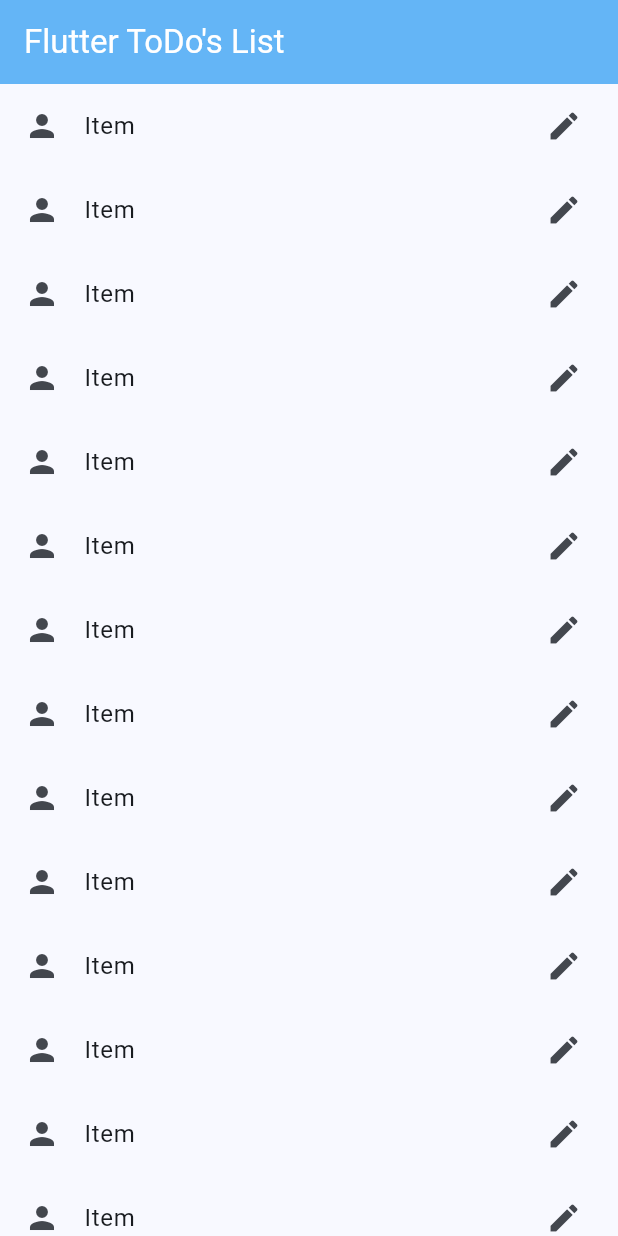
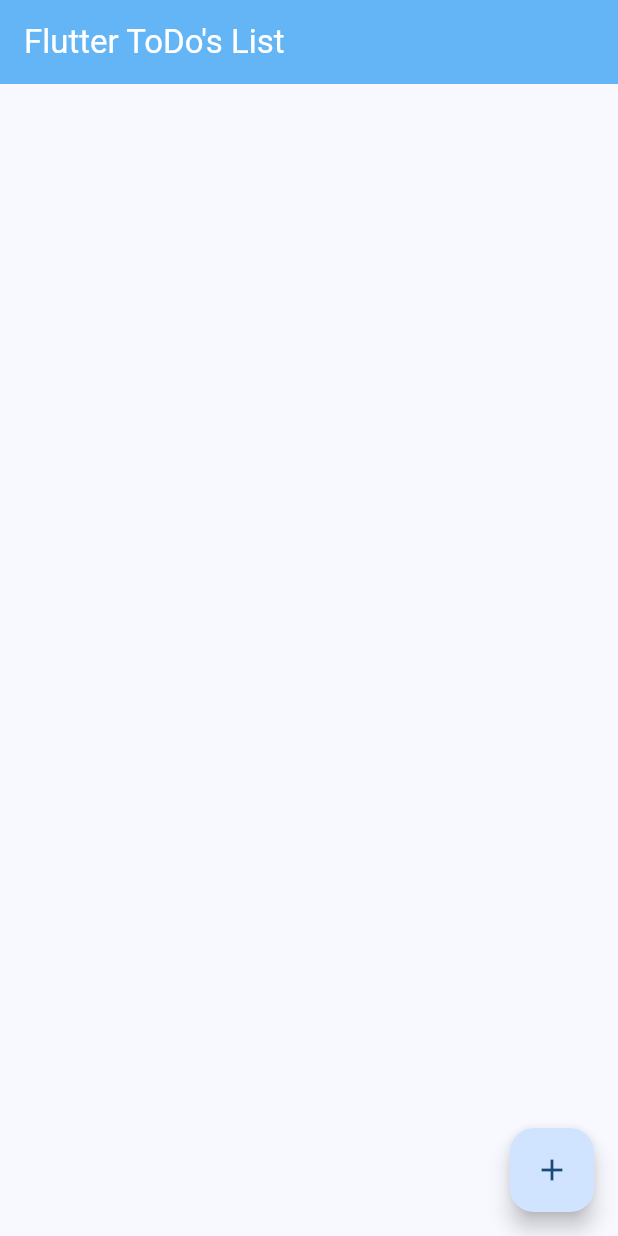
Before and after one commit to GuiKrause/Flutter-To-Do-List, a Flutter app: the screen it shows after launch, on a phone screen of 412 x 824 dp. Run offline on Flutter 3.47's test engine with Material 3 defaults, Android fonts, the phone set to English and light mode, and no system bars.

Commit message:
Criação da ToDo's List

```diff
--- a/lib/main.dart
+++ b/lib/main.dart
@@ -1,11 +1,12 @@
 import 'package:flutter/material.dart';
+import './models/data_layer.dart';
 
-void main(List<String> args) {
-  runApp(const MyApp());
+void main() {
+  runApp(const MasterPlanApp());
 }
 
-class MyApp extends StatelessWidget {
-  const MyApp({super.key});
+class MasterPlanApp extends StatelessWidget {
+  const MasterPlanApp({super.key});
 
   @override
   Widget build(BuildContext context) {
@@ -20,13 +21,20 @@ class MyApp extends StatelessWidget {
             tertiary: Colors.grey.shade200),
         useMaterial3: true,
       ),
-      home: const HomePage(),
+      home: const PlanScreen(),
     );
   }
 }
 
-class HomePage extends StatelessWidget {
-  const HomePage({super.key});
+class PlanScreen extends StatefulWidget {
+  const PlanScreen({super.key});
+
+  @override
+  State<PlanScreen> createState() => _PlanScreenState();
+}
+
+class _PlanScreenState extends State<PlanScreen> {
+  Plan plan = Plan();
 
   @override
   Widget build(BuildContext context) {
@@ -36,38 +44,60 @@ class HomePage extends StatelessWidget {
         backgroundColor: Theme.of(context).colorScheme.primary,
         foregroundColor: Theme.of(context).colorScheme.secondary,
       ),
-      body: const ContentWidget(),
+      body: _buildList(),
+      floatingActionButton: _buildAddTaskButton(),
     );
   }
-}
 
-class ContentWidget extends StatelessWidget {
-  const ContentWidget({super.key});
-
-  @override
-  Widget build(BuildContext context) {
-    return LayoutBuilder(
-      builder: (context, constraints) {
-        return ListView.builder(
-          itemCount: 20,
-          itemBuilder: ((context, index) {
-            return const ListItem();
+  Widget _buildTaskTile(Task task, int index) {
+    return ListTile(
+      leading: Checkbox(
+          value: task.complete,
+          onChanged: (selected) {
+            setState(() {
+              plan = Plan(
+                name: plan.name,
+                tasks: List<Task>.from(plan.tasks)
+                  ..[index] = Task(
+                      description: task.description,
+                      complete: selected ?? false),
+              );
+            });
           }),
-        );
-      },
+      title: TextFormField(
+        initialValue: task.description,
+        onChanged: (text) {
+          setState(() {
+            plan = Plan(
+              name: plan.name,
+              tasks: List<Task>.from(plan.tasks)
+                ..[index] = Task(
+                  description: text,
+                  complete: task.complete,
+                ),
+            );
+          });
+        },
+      ),
     );
   }
-}
 
-class ListItem extends StatelessWidget {
-  const ListItem({super.key});
-
-  @override
-  Widget build(BuildContext context) {
-    return const ListTile(
-      leading: Icon(Icons.person),
-      trailing: Icon(Icons.edit),
-      title: Text('Item'),
+  Widget _buildList() {
+    return ListView.builder(
+      itemCount: plan.tasks.length,
+      itemBuilder: (context, index) => _buildTaskTile(plan.tasks[index], index),
     );
   }
+
+  Widget _buildAddTaskButton() {
+    return FloatingActionButton(
+        onPressed: () {
+          setState(() {
+            plan = Plan(
+                name: plan.name,
+                tasks: List<Task>.from(plan.tasks)..add(const Task()));
+          });
+        },
+        child: const Icon(Icons.add));
+  }
 }
--- /dev/null
+++ b/lib/models/data_layer.dart
@@ -0,0 +1,2 @@
+export 'plan.dart';
+export 'task.dart';
--- /dev/null
+++ b/lib/models/plan.dart
@@ -0,0 +1,7 @@
+import 'package:todolist_flutter/models/task.dart';
+
+class Plan {
+  final String name;
+  final List<Task> tasks;
+  Plan({this.name = '', this.tasks = const []});
+}
--- /dev/null
+++ b/lib/models/task.dart
@@ -0,0 +1,5 @@
+class Task {
+  final String description;
+  final bool complete;
+  const Task({this.description = '', this.complete = false});
+}
```
